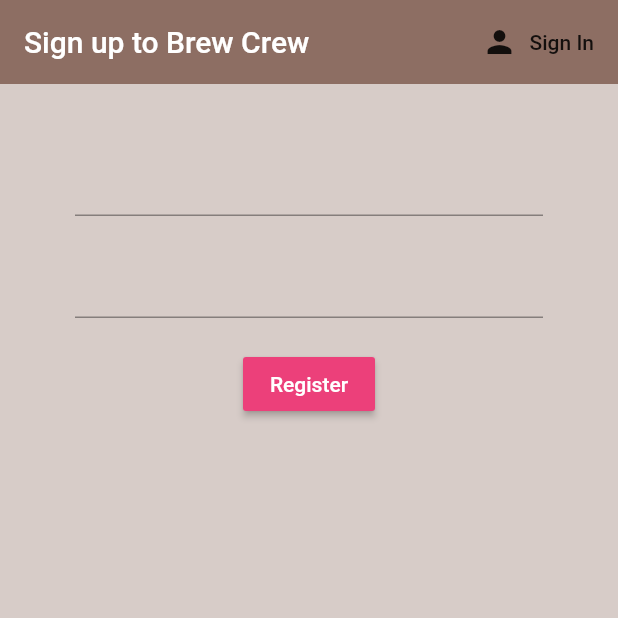
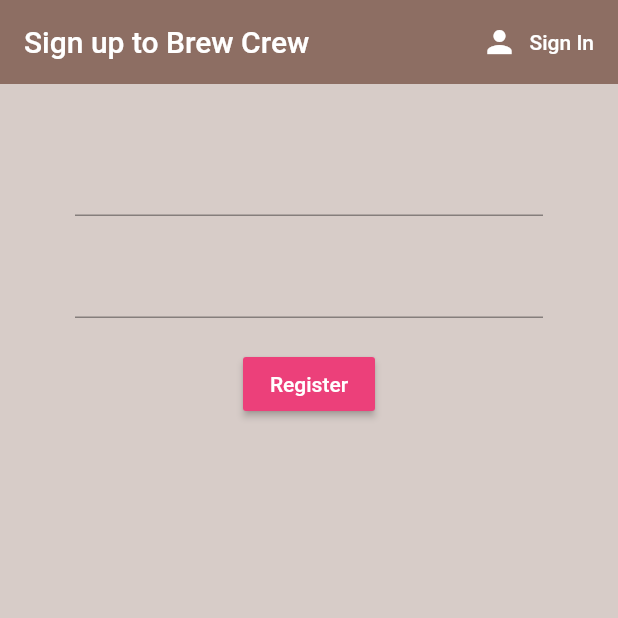
Before and after one commit to MesselemYoucef/brew_crew_project, a Flutter app: the screen it shows after launch, after a tap on "Sign In", after a tap on "Register", on a phone screen of 412 x 824 dp, the top half of it. Run offline on Flutter 3.47's test engine with Material 2 defaults, Android fonts, the phone set to English and light mode, and no system bars; our stand-ins replace firebase_auth, firebase_core; accounts and stored records are empty.

Commit message:
added the colors for register and sign in

```diff
--- a/lib/screens/authenticate/Register.dart
+++ b/lib/screens/authenticate/Register.dart
@@ -1,7 +1,6 @@
 import 'package:brew_crew_project/screens/authenticate/authenticate.dart';
 import 'package:brew_crew_project/services/AuthService.dart';
 import 'package:flutter/material.dart';
-
 
 class Register extends StatefulWidget {
   Function toggleView;
@@ -27,33 +26,37 @@ class _RegisterState extends State<Register> {
         title: Text("Sign up to Brew Crew"),
         actions: [
           FlatButton.icon(
-            onPressed: (){
+              onPressed: () {
                 widget.toggleView();
               },
-            icon: Icon(Icons.person),
-            label: Text("Sign In")
-            )
+              icon: Icon(
+                Icons.person,
+                color: Colors.white,
+              ),
+              label: Text(
+                "Sign In",
+                style: TextStyle(color: Colors.white),
+              ))
         ],
       ),
       body: Container(
           padding: EdgeInsets.symmetric(vertical: 20.0, horizontal: 50.0),
           child: Form(
               key: _formKey,
-          child: Column(
-            children: <Widget>[
+              child: Column(children: <Widget>[
                 SizedBox(height: 20.0),
                 TextFormField(
                     validator: (val) => val.isEmpty ? 'Enter an email' : null,
-                onChanged: (val){
+                    onChanged: (val) {
                       setState(() {
                         email = val;
                       });
-                }
-              ),
+                    }),
                 SizedBox(height: 20.0),
                 TextFormField(
-                validator: (val) => val.length < 6 ? 'Enter password 6+ char long' : null,
-                onChanged:(val){
+                  validator: (val) =>
+                      val.length < 6 ? 'Enter password 6+ char long' : null,
+                  onChanged: (val) {
                     setState(() {
                       password = val;
                     });
@@ -65,14 +68,13 @@ class _RegisterState extends State<Register> {
                   color: Colors.pink[400],
                   child: Text(
                     "Register",
-                  style: TextStyle(
-                    color: Colors.white
+                    style: TextStyle(color: Colors.white),
                   ),
-                  ),
-                  onPressed: () async{
-                    if(_formKey.currentState.validate()){
-                      dynamic result = await _auth.registerWithEmailAndPassword(email, password);
-                      if(result == null){
+                  onPressed: () async {
+                    if (_formKey.currentState.validate()) {
+                      dynamic result = await _auth.registerWithEmailAndPassword(
+                          email, password);
+                      if (result == null) {
                         setState(() => error = 'Please supply a valid email');
                       }
                       print(error);
@@ -80,17 +82,8 @@ class _RegisterState extends State<Register> {
                   },
                 ),
                 SizedBox(height: 12.0),
-              Text(
-                error,
-                style: TextStyle(
-                  color: Colors.red,
-                  fontSize: 14.0
-                )
-                )
-            ]
-          )
-          )
-      ),
+                Text(error, style: TextStyle(color: Colors.red, fontSize: 14.0))
+              ]))),
     );
   }
 }
--- a/lib/screens/authenticate/sign_in.dart
+++ b/lib/screens/authenticate/sign_in.dart
@@ -13,9 +13,8 @@ class _SignInState extends State<SignIn> {
   final AuthService _auth = AuthService();
   final _formKey = GlobalKey<FormState>();
 
-
   //textfield state
-  String email= "";
+  String email = "";
   String password = "";
   String error = "";
   @override
@@ -28,33 +27,37 @@ class _SignInState extends State<SignIn> {
         title: Text("Sign in to Brew Crew"),
         actions: <Widget>[
           FlatButton.icon(
-            onPressed: (){
+              onPressed: () {
                 widget.toggleView();
               },
-            icon: Icon(Icons.person),
-            label: Text("Register")
-            )
+              icon: Icon(
+                Icons.person,
+                color: Colors.white,
+              ),
+              label: Text(
+                "Register",
+                style: TextStyle(color: Colors.white),
+              ))
         ],
       ),
       body: Container(
           padding: EdgeInsets.symmetric(vertical: 20.0, horizontal: 50.0),
           child: Form(
               key: _formKey,
-          child: Column(
-            children: <Widget>[
+              child: Column(children: <Widget>[
                 SizedBox(height: 20.0),
                 TextFormField(
                     validator: (val) => val.isEmpty ? 'Enter an email' : null,
-                onChanged: (val){
+                    onChanged: (val) {
                       setState(() {
                         email = val;
                       });
-                }
-              ),
+                    }),
                 SizedBox(height: 20.0),
                 TextFormField(
-                validator: (val) => val.length < 6 ? 'Enter password 6+ char long' : null,
-                onChanged:(val){
+                  validator: (val) =>
+                      val.length < 6 ? 'Enter password 6+ char long' : null,
+                  onChanged: (val) {
                     setState(() {
                       password = val;
                     });
@@ -66,14 +69,13 @@ class _SignInState extends State<SignIn> {
                   color: Colors.pink[400],
                   child: Text(
                     "Sign In",
-                  style: TextStyle(
-                    color: Colors.white
+                    style: TextStyle(color: Colors.white),
                   ),
-                  ),
-                  onPressed: () async{
-                    if(_formKey.currentState.validate()){
-                      dynamic result = await _auth.signInWithEmailAndPassword(email, password);
-                      if(result == null){
+                  onPressed: () async {
+                    if (_formKey.currentState.validate()) {
+                      dynamic result = await _auth.signInWithEmailAndPassword(
+                          email, password);
+                      if (result == null) {
                         setState(() {
                           error = "Please supply a valid email or password";
                         });
@@ -84,15 +86,9 @@ class _SignInState extends State<SignIn> {
                 SizedBox(height: 12.0),
                 Text(
                   error,
-                style: TextStyle(
-                  color: Colors.red,
-                  fontSize: 14.0
-                ),
+                  style: TextStyle(color: Colors.red, fontSize: 14.0),
                 )
-            ]
-          )
-          )
-      ),
+              ]))),
     );
   }
 }
```
Also changed, not shown: lib/services/AuthService.dart (+20 -17 lines). Lines whose indentation alone changed are shown as unchanged.
